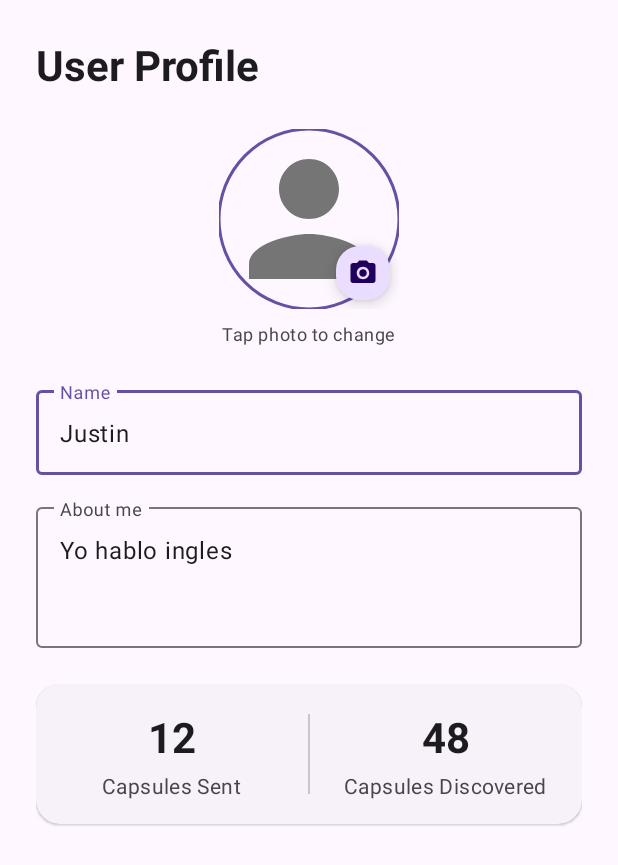
After one commit to NorthernLadd/Capsule_Proto, an Android app: the layout activity_user_profile.xml on its own in the app's theme, with its tools: preview values and no code run, on a phone screen of 412 x 824 dp. The commit adds this screen. Shown: the top 865 px of the screen. Run offline under Robolectric (Android 15) with nearby library versions, the phone set to English and light mode, and no system bars.

Commit message:
BareBones User Profile UI

```diff
--- /dev/null
+++ b/app/src/main/java/com/example/capsule/UserProfileActivity.kt
@@ -0,0 +1 @@
+package com.example.capsule
--- /dev/null
+++ b/app/src/main/res/drawable/ic_camera.xml
@@ -0,0 +1,9 @@
+<vector xmlns:android="http://schemas.android.com/apk/res/android"
+    android:width="24dp"
+    android:height="24dp"
+    android:viewportWidth="24"
+    android:viewportHeight="24">
+  <path
+      android:fillColor="#FFFFFF"
+      android:pathData="M12,15c1.66,0 3,-1.34 3,-3s-1.34,-3 -3,-3 -3,1.34 -3,3 1.34,3 3,3zM9,2L7.17,4H4c-1.1,0 -2,0.9 -2,2v12c0,1.1 0.9,2 2,2h16c1.1,0 2,-0.9 2,-2V6c0,-1.1 -0.9,-2 -2,-2h-3.17L15,2H9zm3,15c-2.76,0 -5,-2.24 -5,-5s2.24,-5 5,-5 5,2.24 5,5 -2.24,5 -5,5z"/>
+</vector>
--- /dev/null
+++ b/app/src/main/res/drawable/ic_person.xml
@@ -0,0 +1,9 @@
+<vector xmlns:android="http://schemas.android.com/apk/res/android"
+    android:width="96dp"
+    android:height="96dp"
+    android:viewportWidth="24"
+    android:viewportHeight="24">
+  <path
+      android:fillColor="#757575"
+      android:pathData="M12,12c2.21,0 4,-1.79 4,-4s-1.79,-4 -4,-4 -4,1.79 -4,4 1.79,4 4,4zM12,14c-2.67,0 -8,1.34 -8,4v2h16v-2c0,-2.66 -5.33,-4 -8,-4z"/>
+</vector>
--- /dev/null
+++ b/app/src/main/res/layout/activity_user_profile.xml
@@ -0,0 +1,196 @@
+<?xml version="1.0" encoding="utf-8"?>
+<androidx.core.widget.NestedScrollView xmlns:android="http://schemas.android.com/apk/res/android"
+    xmlns:app="http://schemas.android.com/apk/res-auto"
+    xmlns:tools="http://schemas.android.com/tools"
+    android:id="@+id/main"
+    android:layout_width="match_parent"
+    android:layout_height="match_parent"
+    android:fillViewport="true"
+    tools:context=".MainActivity">
+
+    <androidx.constraintlayout.widget.ConstraintLayout
+        android:layout_width="match_parent"
+        android:layout_height="wrap_content"
+        android:padding="24dp">
+
+        <TextView
+            android:id="@+id/tvTitle"
+            android:layout_width="wrap_content"
+            android:layout_height="wrap_content"
+            android:text="User Profile"
+            android:textAppearance="?attr/textAppearanceHeadlineMedium"
+            android:textStyle="bold"
+            app:layout_constraintStart_toStartOf="parent"
+            app:layout_constraintTop_toTopOf="parent" />
+
+        <!-- User Picked Picture -->
+        <FrameLayout
+            android:id="@+id/flProfilePicture"
+            android:layout_width="120dp"
+            android:layout_height="120dp"
+            android:layout_marginTop="24dp"
+            app:layout_constraintEnd_toEndOf="parent"
+            app:layout_constraintStart_toStartOf="parent"
+            app:layout_constraintTop_toBottomOf="@id/tvTitle">
+
+            <com.google.android.material.imageview.ShapeableImageView
+                android:id="@+id/userProfilePicture"
+                android:layout_width="match_parent"
+                android:layout_height="match_parent"
+                android:contentDescription="Profile Picture"
+                android:scaleType="centerCrop"
+                android:src="@drawable/ic_person"
+                app:shapeAppearanceOverlay="@style/ShapeAppearance.App.CircleImage"
+                app:strokeColor="?attr/colorPrimary"
+                app:strokeWidth="2dp" />
+
+            <com.google.android.material.floatingactionbutton.FloatingActionButton
+                android:id="@+id/btnChangePicture"
+                android:layout_width="wrap_content"
+                android:layout_height="wrap_content"
+                android:layout_gravity="bottom|end"
+                android:contentDescription="Change Picture"
+                app:fabCustomSize="36dp"
+                app:maxImageSize="20dp"
+                app:srcCompat="@drawable/ic_camera" />
+        </FrameLayout>
+
+        <TextView
+            android:id="@+id/tvTapToChange"
+            android:layout_width="wrap_content"
+            android:layout_height="wrap_content"
+            android:layout_marginTop="8dp"
+            android:text="Tap photo to change"
+            android:textAppearance="?attr/textAppearanceBodySmall"
+            android:textColor="?attr/colorOnSurfaceVariant"
+            app:layout_constraintEnd_toEndOf="parent"
+            app:layout_constraintStart_toStartOf="parent"
+            app:layout_constraintTop_toBottomOf="@id/flProfilePicture" />
+
+        <!-- Name Field -->
+        <com.google.android.material.textfield.TextInputLayout
+            android:id="@+id/tilName"
+            style="@style/Widget.Material3.TextInputLayout.OutlinedBox"
+            android:layout_width="0dp"
+            android:layout_height="wrap_content"
+            android:layout_marginTop="24dp"
+            android:hint="Name"
+            app:layout_constraintEnd_toEndOf="parent"
+            app:layout_constraintStart_toStartOf="parent"
+            app:layout_constraintTop_toBottomOf="@id/tvTapToChange">
+
+            <com.google.android.material.textfield.TextInputEditText
+                android:id="@+id/userName"
+                android:layout_width="match_parent"
+                android:layout_height="wrap_content"
+                android:inputType="textPersonName"
+                android:text="Justin " />
+        </com.google.android.material.textfield.TextInputLayout>
+
+        <!-- Brief Description Field -->
+        <com.google.android.material.textfield.TextInputLayout
+            android:id="@+id/tilDescription"
+            style="@style/Widget.Material3.TextInputLayout.OutlinedBox"
+            android:layout_width="0dp"
+            android:layout_height="wrap_content"
+            android:layout_marginTop="16dp"
+            android:hint="About me"
+            app:layout_constraintEnd_toEndOf="parent"
+            app:layout_constraintStart_toStartOf="parent"
+            app:layout_constraintTop_toBottomOf="@id/tilName">
+
+            <com.google.android.material.textfield.TextInputEditText
+                android:id="@+id/userDescription"
+                android:layout_width="match_parent"
+                android:layout_height="wrap_content"
+                android:gravity="top|start"
+                android:inputType="textMultiLine"
+                android:minLines="3"
+                android:text="Yo hablo ingles" />
+        </com.google.android.material.textfield.TextInputLayout>
+
+        <!-- 2 Side-by-Side Information Items -->
+        <com.google.android.material.card.MaterialCardView
+            android:id="@+id/cardInfo"
+            style="@style/Widget.Material3.CardView.Elevated"
+            android:layout_width="0dp"
+            android:layout_height="wrap_content"
+            android:layout_marginTop="24dp"
+            app:cardCornerRadius="16dp"
+            app:layout_constraintEnd_toEndOf="parent"
+            app:layout_constraintStart_toStartOf="parent"
+            app:layout_constraintTop_toBottomOf="@id/tilDescription">
+
+            <LinearLayout
+                android:layout_width="match_parent"
+                android:layout_height="wrap_content"
+                android:baselineAligned="false"
+                android:orientation="horizontal"
+                android:paddingVertical="16dp">
+
+                <!-- Item 1 -->
+                <LinearLayout
+                    android:id="@+id/capsulesSent"
+                    android:layout_width="0dp"
+                    android:layout_height="wrap_content"
+                    android:layout_weight="1"
+                    android:gravity="center"
+                    android:orientation="vertical">
+
+                    <TextView
+                        android:id="@+id/tvCount1"
+                        android:layout_width="wrap_content"
+                        android:layout_height="wrap_content"
+                        android:text="12"
+                        android:textAppearance="?attr/textAppearanceHeadlineMedium"
+                        android:textStyle="bold" />
+
+                    <TextView
+                        android:id="@+id/tvLabel1"
+                        android:layout_width="wrap_content"
+                        android:layout_height="wrap_content"
+                        android:layout_marginTop="4dp"
+                        android:text="Capsules Sent"
+                        android:textAppearance="?attr/textAppearanceBodyMedium"
+                        android:textColor="?attr/colorOnSurfaceVariant" />
+                </LinearLayout>
+
+                <com.google.android.material.divider.MaterialDivider
+                    android:layout_width="1dp"
+                    android:layout_height="match_parent"
+                    android:layout_marginVertical="4dp" />
+
+
+                <LinearLayout
+                    android:id="@+id/capsulesDiscovered"
+                    android:layout_width="0dp"
+                    android:layout_height="wrap_content"
+                    android:layout_weight="1"
+                    android:gravity="center"
+                    android:orientation="vertical">
+
+                    <TextView
+                        android:id="@+id/countDiscovered"
+                        android:layout_width="wrap_content"
+                        android:layout_height="wrap_content"
+                        android:text="48"
+                        android:textAppearance="?attr/textAppearanceHeadlineMedium"
+                        android:textStyle="bold" />
+
+                    <TextView
+                        android:id="@+id/discovered"
+                        android:layout_width="wrap_content"
+                        android:layout_height="wrap_content"
+                        android:layout_marginTop="4dp"
+                        android:text="Capsules Discovered"
+                        android:textAppearance="?attr/textAppearanceBodyMedium"
+                        android:textColor="?attr/colorOnSurfaceVariant" />
+                </LinearLayout>
+
+            </LinearLayout>
+
+        </com.google.android.material.card.MaterialCardView>
+
+    </androidx.constraintlayout.widget.ConstraintLayout>
+
+</androidx.core.widget.NestedScrollView>
--- a/app/src/main/res/values/themes.xml
+++ b/app/src/main/res/values/themes.xml
@@ -6,4 +6,9 @@
     </style>
 
     <style name="Theme.Capsule" parent="Base.Theme.Capsule" />
+
+
+    <style name="ShapeAppearance.App.CircleImage" parent="">
+        <item name="cornerSize">50%</item>
+    </style>
 </resources>
```
